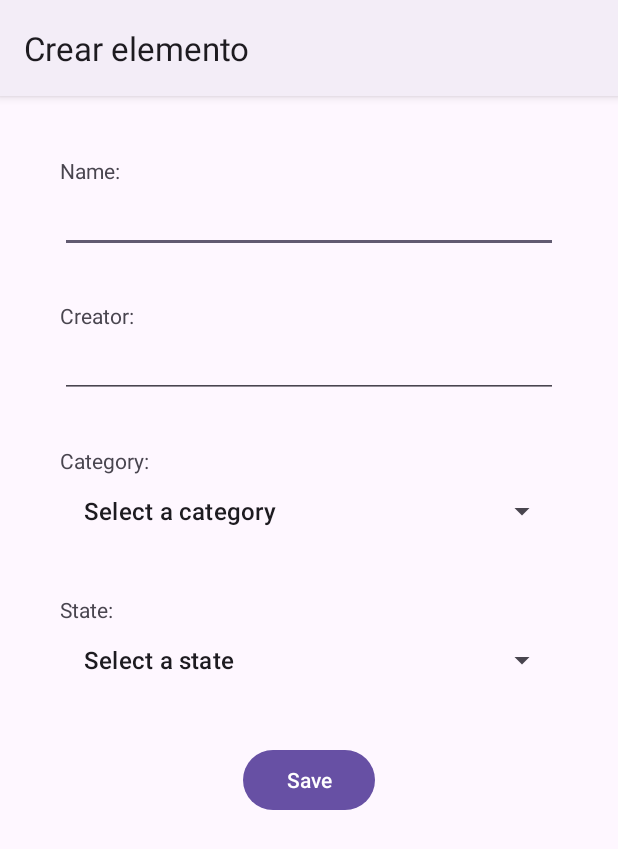
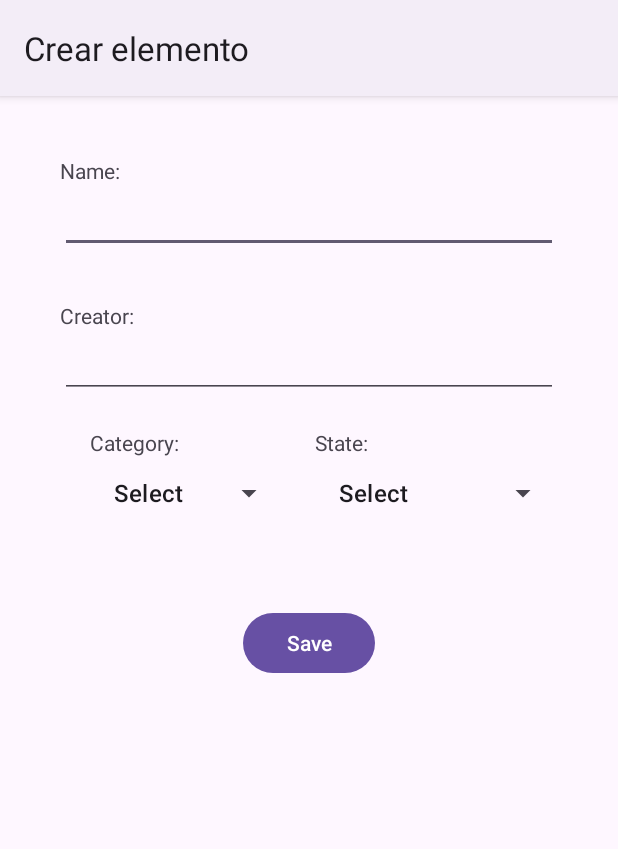
Before and after one commit to LadyProgram/MyStashDiary, an Android app: the ElementActivity screen opened directly, with no data from a screen before it, on a phone screen of 412 x 824 dp. Shown: the top 849 px of the screen. Run offline under Robolectric (Android 15) with nearby library versions, the phone set to English and light mode, and no system bars.

Commit message:
11 Cambio activity_element Category y State

```diff
--- a/app/src/main/res/layout/activity_element.xml
+++ b/app/src/main/res/layout/activity_element.xml
@@ -36,28 +36,49 @@
             android:layout_width="match_parent"
             android:layout_height="wrap_content"/>
 
-        <TextView
+
+        <LinearLayout
             android:layout_width="match_parent"
             android:layout_height="wrap_content"
-            android:text="@string/element_category"
-            android:layout_marginTop="32dp"/>
+            android:orientation="horizontal"
+            android:padding="20dp"
+            android:paddingStart="20dp"
+            android:paddingTop="50dp"
+            android:paddingEnd="-5dp">
+
+            <LinearLayout
+                android:layout_width="wrap_content"
+                android:layout_height="wrap_content"
+                android:orientation="vertical">
+
+                <TextView
+                    android:layout_width="wrap_content"
+                    android:layout_height="wrap_content"
+                    android:text="@string/element_category" />
 
                 <Spinner
                     android:id="@+id/categorySpinner"
-            android:layout_width="match_parent"
+                    android:layout_width="130dp"
                     android:layout_height="wrap_content" />
+            </LinearLayout>
 
+            <LinearLayout
+                android:layout_width="wrap_content"
+                android:layout_height="wrap_content"
+                android:orientation="vertical"
+                android:paddingLeft="20dp">
 
                 <TextView
-            android:layout_width="match_parent"
+                    android:layout_width="wrap_content"
                     android:layout_height="wrap_content"
-            android:text="@string/element_state"
-            android:layout_marginTop="32dp"/>
+                    android:text="@string/element_state" />
 
                 <Spinner
                     android:id="@+id/stateSpinner"
-            android:layout_width="match_parent"
+                    android:layout_width="wrap_content"
                     android:layout_height="wrap_content" />
+            </LinearLayout>
+        </LinearLayout>
 
 
         <Button
--- a/app/src/main/res/values/strings.xml
+++ b/app/src/main/res/values/strings.xml
@@ -15,7 +15,7 @@
 
     <!-- Texto category -->
     <string name="element_category">Category: </string>
-    <string name="element_category_select">Select a category</string>
+    <string name="element_category_select">Select</string>
 
     <string name="category_book">Book</string>
     <string name="category_movie">Movie</string>
@@ -24,7 +24,7 @@
 
     <!-- Texto state -->
     <string name="element_state">State: </string>
-    <string name="element_state_select">Select a state</string>
+    <string name="element_state_select">Select</string>
 
     <string name="state_all">All</string>
     <string name="state_consuming">Consuming</string>
```
Lines whose indentation alone changed are shown as unchanged.
